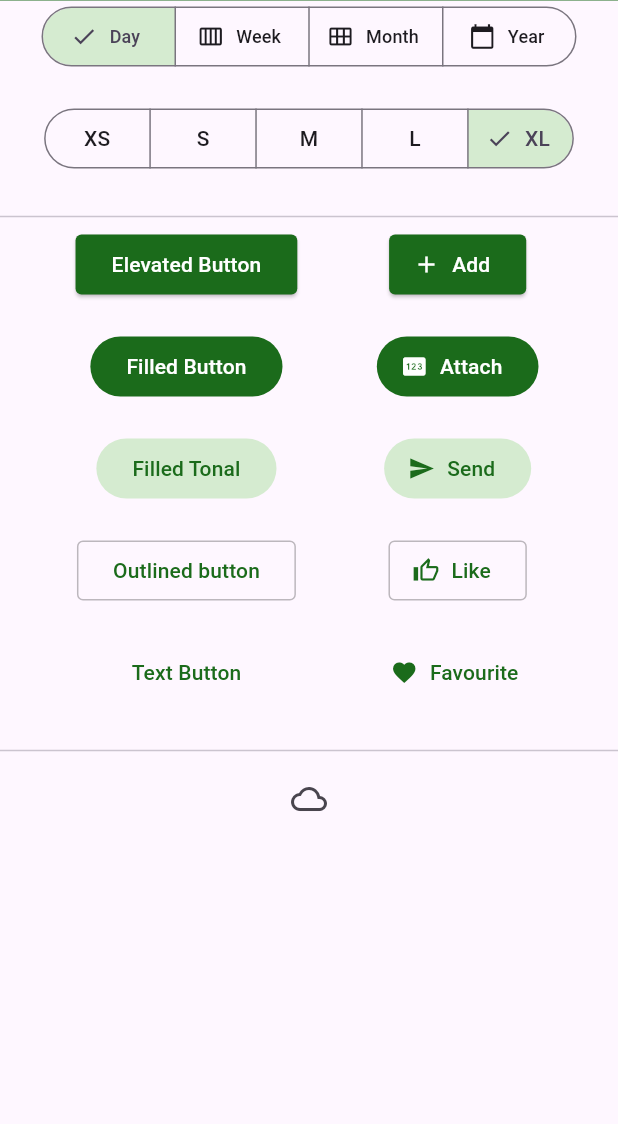
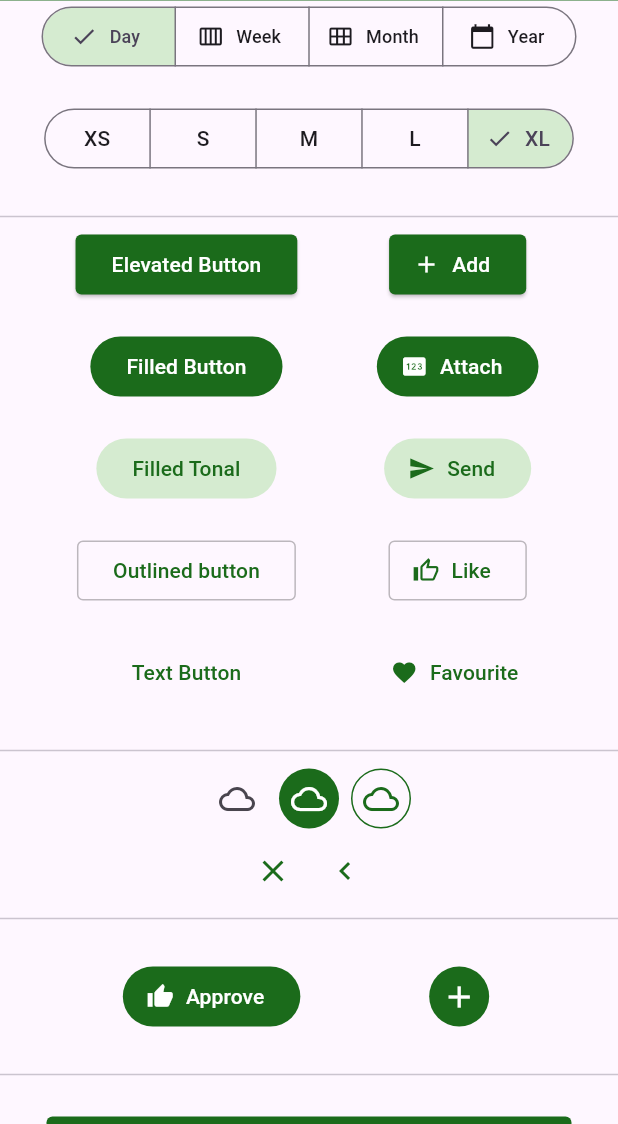
Before and after one commit to triyog-shrestha/flutter-buttons-assignment, a Flutter app: the screen it shows after launch, on a phone screen of 412 x 824 dp, the part 112-1236 px from its top. Run offline on Flutter 3.47's test engine with Material 3 defaults, Android fonts, the phone set to English and light mode, and no system bars.

Commit message:
final page

```diff
--- a/lib/buttons.dart
+++ b/lib/buttons.dart
@@ -5,7 +5,7 @@ enum Button {
   day,week,month,year
 }
 
-enum Size{
+enum WidgetSize{
   xs,s,m,l,xl
 }
 
@@ -24,7 +24,7 @@ class ButtonsState extends State<Buttons> {
   static const Color green = Color(0xFF1B6B1B);
 
   Set<Button> selected1 = {Button.day};
-  Set<Size> selected2 = {Size.xl};
+  Set<WidgetSize> selected2 = {WidgetSize.xl};
   @override
   Widget build(BuildContext context) {
     return  Scaffold(
@@ -56,18 +56,18 @@ class ButtonsState extends State<Buttons> {
 
               const SizedBox(height: 20,),
 
-              SegmentedButton<Size>(
+              SegmentedButton<WidgetSize>(
                   style: SegmentedButton.styleFrom(
                     selectedBackgroundColor: lightGreen,
                   ),
                   multiSelectionEnabled: true,
                   emptySelectionAllowed: true,
                   segments: const[
-                ButtonSegment(value: Size.xs, label: Text("XS")),
-                ButtonSegment(value: Size.s, label: Text("S")),
-                ButtonSegment(value: Size.m, label: Text("M")),
-                ButtonSegment(value: Size.l, label: Text("L")),
-                ButtonSegment(value: Size.xl, label: Text("XL")),
+                ButtonSegment(value: WidgetSize.xs, label: Text("XS")),
+                ButtonSegment(value: WidgetSize.s, label: Text("S")),
+                ButtonSegment(value: WidgetSize.m, label: Text("M")),
+                ButtonSegment(value: WidgetSize.l, label: Text("L")),
+                ButtonSegment(value: WidgetSize.xl, label: Text("XL")),
               ],
                   selected: selected2,
                 onSelectionChanged: (newSelection){
@@ -186,14 +186,87 @@ class ButtonsState extends State<Buttons> {
               const Divider(),
 
               Row(
-                mainAxisAlignment: MainAxisAlignment.spaceEvenly,
+                mainAxisAlignment: MainAxisAlignment.center,
                 crossAxisAlignment: CrossAxisAlignment.center,
                 children: [
                   IconButton(onPressed: (){},
                     icon: Icon(Icons.cloud_outlined),
+                  ),
+                  IconButton.filled(onPressed: (){},
+                    icon: Icon(Icons.cloud_outlined),
+                    style: IconButton.styleFrom(
+                      backgroundColor: green,
+                      foregroundColor: Colors.white
+                    )
+                  ),
+                  IconButton.outlined(onPressed: (){},
+                    icon: Icon(Icons.cloud_outlined),
+                    style: IconButton.styleFrom(
+                      side: BorderSide(color: green),
+                      foregroundColor: green,
+                    )
+                  ),
+
+                ],
+              ),
+              Row(
+                mainAxisAlignment: MainAxisAlignment.center,
+                crossAxisAlignment: CrossAxisAlignment.center,
+                children: [
+                  IconButton(onPressed: (){},
+                    icon: Icon(Icons.close),
+                    style: IconButton.styleFrom(
+                      foregroundColor: green,
+                    ),
+                  ),
+                  IconButton(onPressed: (){},
+                    icon: Icon(Icons.chevron_left),
+                    style: IconButton.styleFrom(
+                      foregroundColor: green,
+                    ),
+                  ),
+                ],
+              ),
+
+              const Divider(),
+              const SizedBox(height: 20,),
+
+              Row(
+                mainAxisAlignment: MainAxisAlignment.spaceEvenly,
+                crossAxisAlignment: CrossAxisAlignment.center,
+                children: [
+                  FilledButton.icon(onPressed: (){},
+                      label: Text("Approve"),
+                      icon: Icon(Icons.thumb_up),
+                      style: FilledButton.styleFrom(
+                        backgroundColor: green,
+                    )
+                  ),
+
+                  IconButton.filled(onPressed: (){},
+                      icon: Icon(Icons.add),
+                      style: IconButton.styleFrom(
+                        backgroundColor: green,
+                      ),
                   )
                 ],
               ),
+              const SizedBox(height: 20,),
+              const Divider(),
+              const SizedBox(height: 20,),
+
+              FilledButton(onPressed: (){},
+                  style: FilledButton.styleFrom(
+                    backgroundColor: green,
+                    fixedSize: const Size(350, 50),
+                    shape: RoundedRectangleBorder(
+                      borderRadius: BorderRadius.circular(4),
+                    )
+                  ),
+                  child: Text("Create Account"),
+              ),
+
+              const SizedBox(height: 20,),
             ],
 
           ),
```
